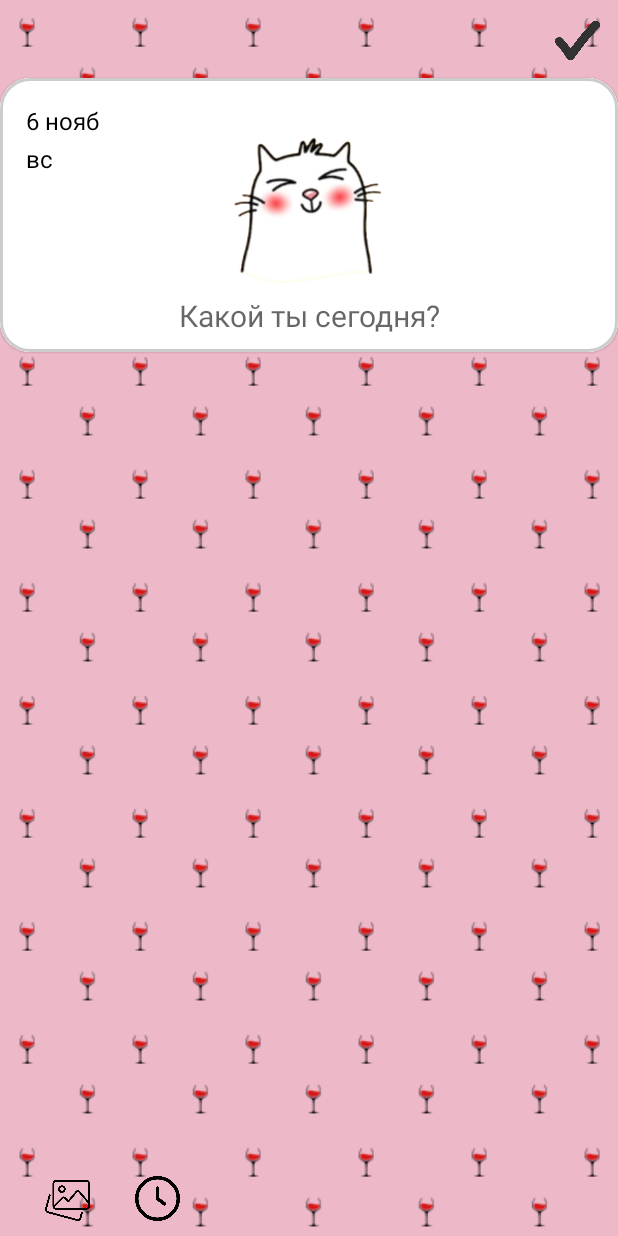
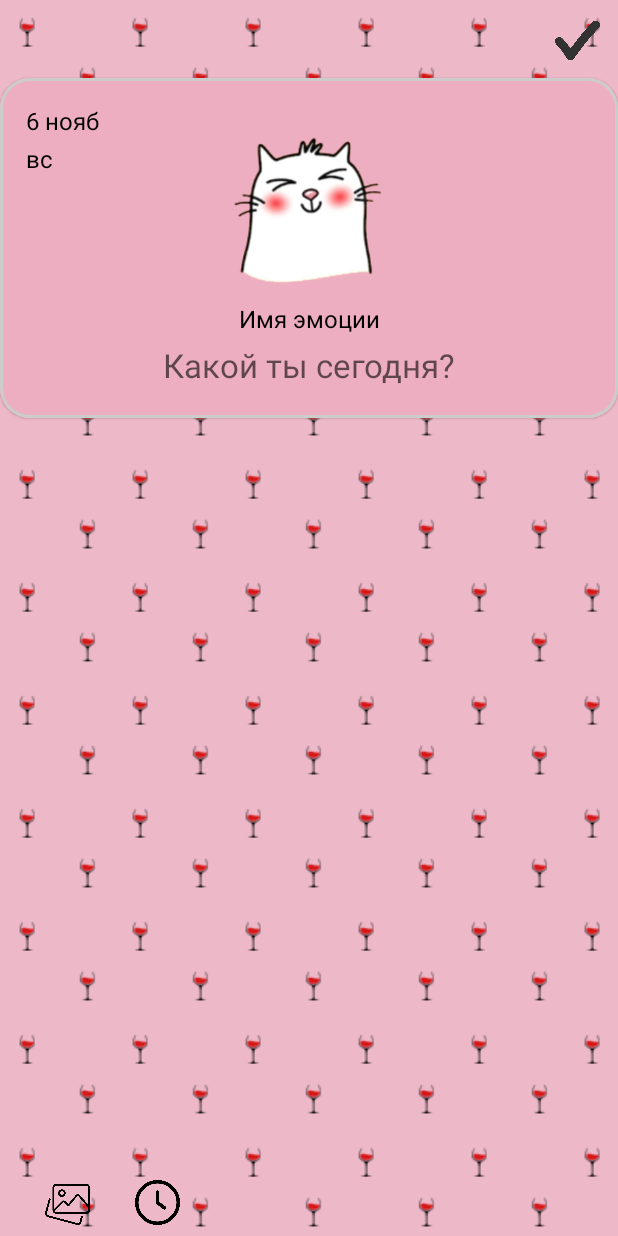
Before and after one commit to h10ne/AllinEmmo, an Android app: the EditEmotion screen opened directly, with no data from a screen before it, on a phone screen of 412 x 824 dp. Run offline under Robolectric (Android 15) with nearby library versions, the phone set to English and light mode, and no system bars; 6 statements that could not run were skipped.

Commit message:
чето починил или поправил

```diff
--- a/app/src/main/java/com/example/allinemmo/EditEmotion.kt
+++ b/app/src/main/java/com/example/allinemmo/EditEmotion.kt
@@ -11,6 +11,7 @@ import androidx.annotation.DrawableRes
 import com.example.allinemmo.CompanionObjects.ImageToDrawableConverter
 import com.example.allinemmo.DataBase.DBHelper
 import com.example.allinemmo.OneItemsClasses.Emmotion
+import org.w3c.dom.Text
 import java.text.SimpleDateFormat
 import java.util.*
 
@@ -29,6 +30,7 @@ class EditEmotion : AppCompatActivity() {
         day = findViewById<TextView>(R.id.day_card)
         dayweek = findViewById<TextView>(R.id.dayweek_card)
         text = findViewById<EditText>(R.id.emmo_text_card)
+        val emmoName = findViewById<TextView>(R.id.emmo_name)
         val clock_btn = findViewById<ImageButton>(R.id.clock_btn)
 
         clock_btn.setOnClickListener {
@@ -38,6 +40,7 @@ class EditEmotion : AppCompatActivity() {
         }
 
         val emmo = intent.extras?.get("emmo") as Emmotion
+        emmoName.text = ImageToDrawableConverter.GetEmmoNameById(ImageToDrawableConverter.FromDrawableToImageId(emmo.imageId))
 
         text.setSelection(0)
         text.setText(emmo.text)
--- a/app/src/main/res/layout/activity_edit_emotion.xml
+++ b/app/src/main/res/layout/activity_edit_emotion.xml
@@ -20,8 +20,8 @@
         android:id="@+id/materialCardView"
         android:layout_width="match_parent"
         android:layout_height="wrap_content"
+        android:layout_marginTop="10dp"
         app:cardCornerRadius="20dp"
-        android:layout_marginTop="10dp"
         app:layout_constraintEnd_toEndOf="parent"
         app:layout_constraintStart_toStartOf="parent"
         app:layout_constraintTop_toBottomOf="@+id/apply_btn"
@@ -31,8 +31,20 @@
         <androidx.constraintlayout.widget.ConstraintLayout
             android:layout_width="match_parent"
             android:layout_height="wrap_content"
-            android:background="@color/cardview_light_background"
+            android:background="@color/pink_dark"
             android:padding="5dp">
+
+            <TextView
+                android:id="@+id/emmo_name"
+                android:layout_width="wrap_content"
+                android:layout_height="wrap_content"
+                android:layout_marginTop="10dp"
+                android:text="Имя эмоции"
+                android:textColor="@color/black"
+                android:textSize="16sp"
+                app:layout_constraintEnd_toEndOf="parent"
+                app:layout_constraintStart_toStartOf="parent"
+                app:layout_constraintTop_toBottomOf="@+id/person_photo" />
 
             <ImageView
                 android:id="@+id/person_photo"
@@ -53,13 +65,14 @@
                 android:layout_marginBottom="16dp"
                 android:background="@null"
                 android:hint="Какой ты сегодня?"
+                android:paddingBottom="15dp"
                 android:textAlignment="center"
                 android:textColor="@color/black"
-                android:textSize="20sp"
-                app:layout_constraintBottom_toBottomOf="parent"
+                android:textCursorDrawable="@color/pink"
+                android:textSize="22sp"
                 app:layout_constraintEnd_toEndOf="parent"
                 app:layout_constraintStart_toStartOf="parent"
-                app:layout_constraintTop_toBottomOf="@+id/person_photo" />
+                app:layout_constraintTop_toBottomOf="@+id/emmo_name" />
 
             <TextView
                 android:id="@+id/day_card"
@@ -68,8 +81,8 @@
                 android:layout_marginStart="12dp"
                 android:layout_marginTop="12dp"
                 android:text="6 нояб"
+                android:textColor="@color/black"
                 android:textSize="16sp"
-                android:textColor="@color/black"
                 app:layout_constraintStart_toStartOf="parent"
                 app:layout_constraintTop_toTopOf="parent" />
 
@@ -77,14 +90,13 @@
                 android:id="@+id/dayweek_card"
                 android:layout_width="wrap_content"
                 android:layout_height="wrap_content"
-                android:textSize="16sp"
+                android:layout_marginStart="12dp"
                 android:layout_marginTop="3dp"
-                android:layout_marginStart="12dp"
                 android:text="вс"
                 android:textColor="@color/black"
+                android:textSize="16sp"
                 app:layout_constraintStart_toStartOf="parent"
                 app:layout_constraintTop_toBottomOf="@+id/day_card" />
-
         </androidx.constraintlayout.widget.ConstraintLayout>
 
     </com.google.android.material.card.MaterialCardView>
@@ -92,22 +104,25 @@
     <ScrollView
         android:layout_width="match_parent"
         android:layout_height="wrap_content"
+        android:layout_marginTop="10dp"
+        android:paddingTop="7dp"
+        android:paddingBottom="7dp"
         app:layout_constraintBottom_toBottomOf="parent"
         app:layout_constraintEnd_toEndOf="parent"
-        app:layout_constraintStart_toStartOf="parent"
-        android:layout_marginBottom="10dp">
+        app:layout_constraintStart_toStartOf="parent">
+
         <LinearLayout
             android:layout_width="match_parent"
-            android:layout_height="match_parent">
+            android:layout_height="wrap_content">
 
 
             <ImageButton
                 android:id="@+id/gallery_btn"
                 android:layout_width="30dp"
                 android:layout_height="30dp"
+                android:layout_marginStart="30dp"
                 android:background="@null"
                 android:scaleType="fitXY"
-                android:layout_marginStart="30dp"
                 android:src="@drawable/gallery" />
 
             <ImageButton
```
